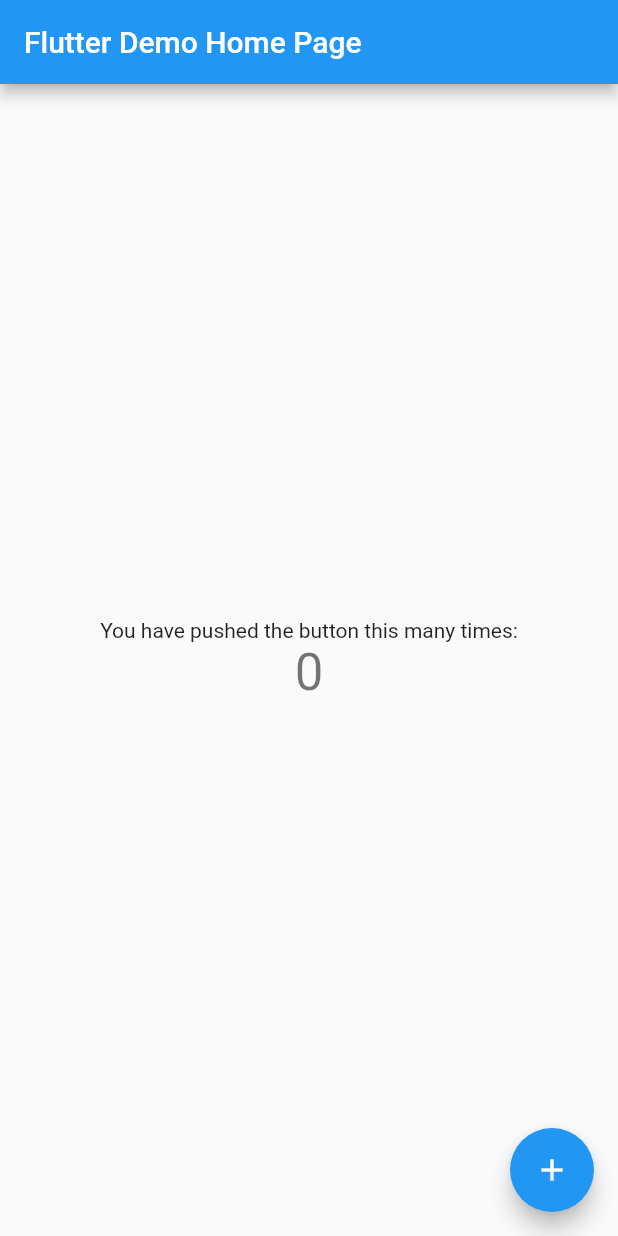
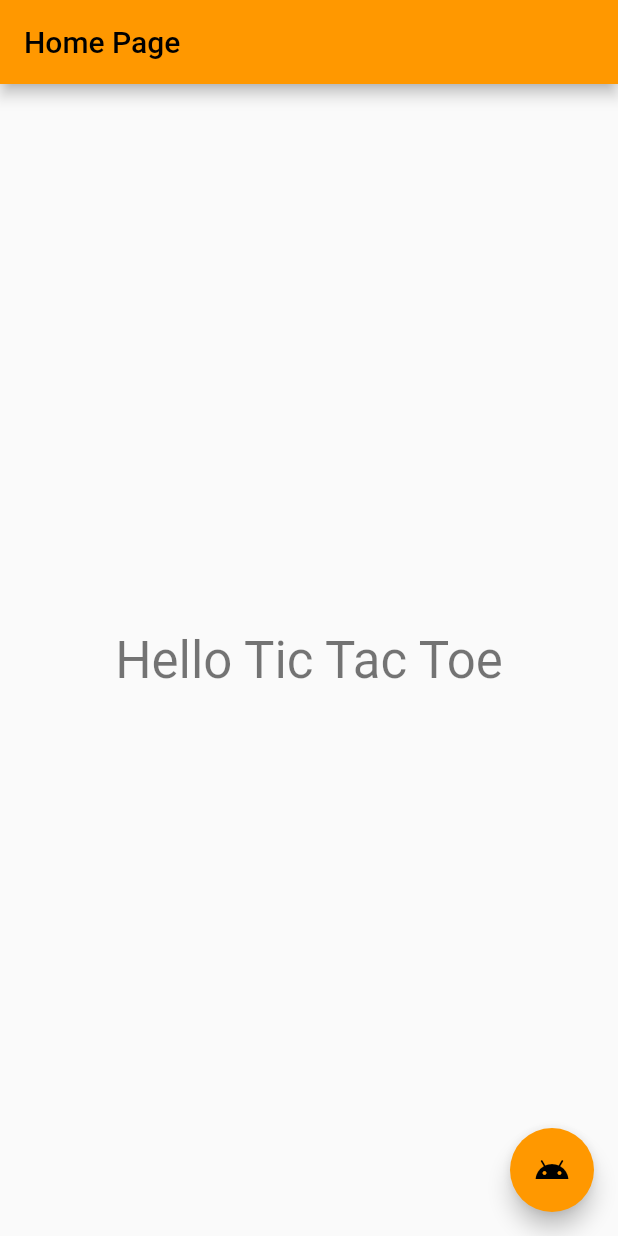
Before and after one commit to ShivaShirsath/Tic-Tac-Toe, a Flutter app: the screen it shows after launch, on a phone screen of 412 x 824 dp. Run offline on Flutter 3.47's test engine with Material 2 defaults, Android fonts, the phone set to English and light mode, and no system bars.

Commit message:
Minor cleaning

```diff
--- a/lib/main.dart
+++ b/lib/main.dart
@@ -6,41 +6,23 @@ void main() {
 
 class MyApp extends StatelessWidget {
   const MyApp({Key? key}) : super(key: key);
-
-  // This widget is the root of your application.
   @override
   Widget build(BuildContext context) {
     return MaterialApp(
-      title: 'Flutter Demo',
+      title: 'Tic Tac Toe',
       theme: ThemeData(
-        // This is the theme of your application.
-        //
-        // Try running your application with "flutter run". You'll see the
-        // application has a blue toolbar. Then, without quitting the app, try
-        // changing the primarySwatch below to Colors.green and then invoke
-        // "hot reload" (press "r" in the console where you ran "flutter run",
-        // or simply save your changes to "hot reload" in a Flutter IDE).
-        // Notice that the counter didn't reset back to zero; the application
-        // is not restarted.
-        primarySwatch: Colors.blue,
+        primarySwatch: Colors.orange,
       ),
-      home: const MyHomePage(title: 'Flutter Demo Home Page'),
+      //darkTheme: ThemeData.dark(),
+      home: const MyHomePage(
+        title: 'Home Page',
+      ),
     );
   }
 }
 
 class MyHomePage extends StatefulWidget {
   const MyHomePage({Key? key, required this.title}) : super(key: key);
-
-  // This widget is the home page of your application. It is stateful, meaning
-  // that it has a State object (defined below) that contains fields that affect
-  // how it looks.
-
-  // This class is the configuration for the state. It holds the values (in this
-  // case the title) provided by the parent (in this case the App widget) and
-  // used by the build method of the State. Fields in a Widget subclass are
-  // always marked "final".
-
   final String title;
 
   @override
@@ -48,67 +30,37 @@ class MyHomePage extends StatefulWidget {
 }
 
 class _MyHomePageState extends State<MyHomePage> {
-  int _counter = 0;
-
-  void _incrementCounter() {
-    setState(() {
-      // This call to setState tells the Flutter framework that something has
-      // changed in this State, which causes it to rerun the build method below
-      // so that the display can reflect the updated values. If we changed
-      // _counter without calling setState(), then the build method would not be
-      // called again, and so nothing would appear to happen.
-      _counter++;
-    });
+  void _method() {
+    setState(
+      () {},
+    );
   }
 
   @override
   Widget build(BuildContext context) {
-    // This method is rerun every time setState is called, for instance as done
-    // by the _incrementCounter method above.
-    //
-    // The Flutter framework has been optimized to make rerunning build methods
-    // fast, so that you can just rebuild anything that needs updating rather
-    // than having to individually change instances of widgets.
     return Scaffold(
       appBar: AppBar(
-        // Here we take the value from the MyHomePage object that was created by
-        // the App.build method, and use it to set our appbar title.
-        title: Text(widget.title),
+        title: Text(
+          widget.title,
+        ),
       ),
       body: Center(
-        // Center is a layout widget. It takes a single child and positions it
-        // in the middle of the parent.
         child: Column(
-          // Column is also a layout widget. It takes a list of children and
-          // arranges them vertically. By default, it sizes itself to fit its
-          // children horizontally, and tries to be as tall as its parent.
-          //
-          // Invoke "debug painting" (press "p" in the console, choose the
-          // "Toggle Debug Paint" action from the Flutter Inspector in Android
-          // Studio, or the "Toggle Debug Paint" command in Visual Studio Code)
-          // to see the wireframe for each widget.
-          //
-          // Column has various properties to control how it sizes itself and
-          // how it positions its children. Here we use mainAxisAlignment to
-          // center the children vertically; the main axis here is the vertical
-          // axis because Columns are vertical (the cross axis would be
-          // horizontal).
           mainAxisAlignment: MainAxisAlignment.center,
           children: <Widget>[
-            const Text(
-              'You have pushed the button this many times:',
-            ),
             Text(
-              '$_counter',
+              'Hello Tic Tac Toe',
               style: Theme.of(context).textTheme.headline4,
             ),
           ],
         ),
       ),
       floatingActionButton: FloatingActionButton(
-        onPressed: _incrementCounter,
-        tooltip: 'Increment',
-        child: const Icon(Icons.add),
+        onPressed: _method,
+        tooltip: 'Floating Click',
+        child: const Icon(
+          Icons.android,
+        ),
       ), // This trailing comma makes auto-formatting nicer for build methods.
     );
   }
```
